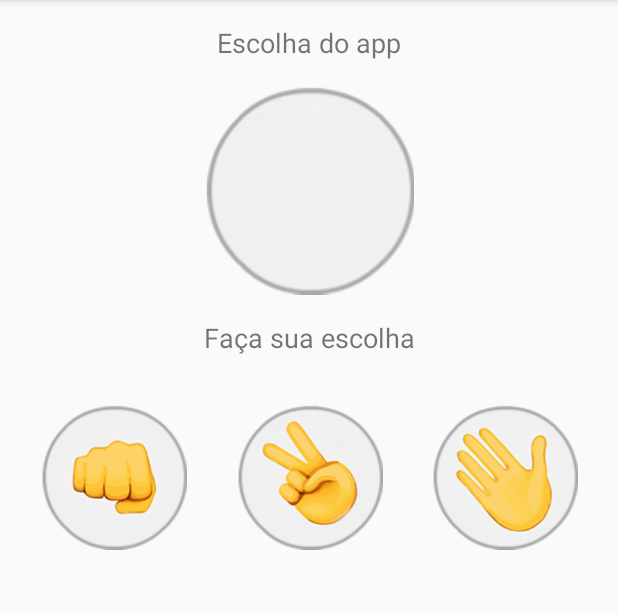
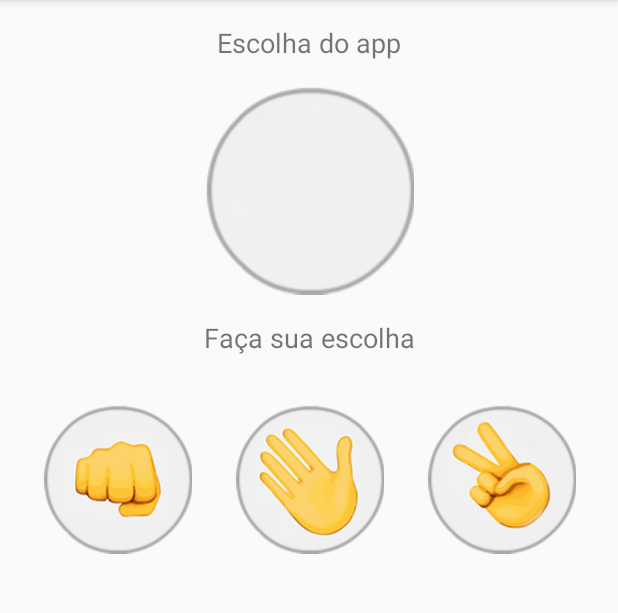
Before and after one commit to DaniloPelusci/apppedrapapeltesoura, an Android app: the screen it shows after launch (MainActivity), on a phone screen of 412 x 824 dp, the part 84-697 px from its top. Run offline under Robolectric (Android 15) with nearby library versions, the phone set to English and light mode, and no system bars.

Commit message:
Logica, Finalisado

```diff
--- a/app/src/main/res/layout/activity_main.xml
+++ b/app/src/main/res/layout/activity_main.xml
@@ -18,7 +18,7 @@
         app:layout_constraintTop_toTopOf="parent" />
 
     <ImageView
-        android:id="@+id/imageView"
+        android:id="@+id/imageRsultado"
         android:layout_width="wrap_content"
         android:layout_height="wrap_content"
         android:layout_marginTop="16dp"
@@ -28,7 +28,7 @@
         app:srcCompat="@drawable/padrao" />
 
     <TextView
-        android:id="@+id/textView2"
+        android:id="@+id/textResultado"
         android:layout_width="wrap_content"
         android:layout_height="wrap_content"
         android:layout_marginTop="16dp"
@@ -36,38 +36,42 @@
         android:textSize="18sp"
         app:layout_constraintEnd_toEndOf="parent"
         app:layout_constraintStart_toStartOf="parent"
-        app:layout_constraintTop_toBottomOf="@+id/imageView" />
+        app:layout_constraintTop_toBottomOf="@+id/imageRsultado" />
 
     <ImageView
         android:id="@+id/imageView2"
-        android:layout_width="110dp"
-        android:layout_height="97dp"
+        android:layout_width="100dp"
+        android:layout_height="100dp"
         android:layout_marginTop="32dp"
+        android:onClick="selecionadoTesoura"
         app:layout_constraintEnd_toEndOf="parent"
         app:layout_constraintHorizontal_bias="0.5"
         app:layout_constraintStart_toEndOf="@+id/imageView4"
-        app:layout_constraintTop_toBottomOf="@+id/textView2"
-        app:srcCompat="@drawable/papel" />
+        app:layout_constraintTop_toBottomOf="@+id/textResultado"
+        app:srcCompat="@drawable/tesoura" />
 
     <ImageView
         android:id="@+id/imageView3"
-        android:layout_width="110dp"
-        android:layout_height="97dp"
+        android:layout_width="100dp"
+        android:layout_height="100dp"
         android:layout_marginTop="32dp"
+        android:onClick="selecionadoPedra"
         app:layout_constraintEnd_toStartOf="@+id/imageView4"
         app:layout_constraintHorizontal_bias="0.5"
         app:layout_constraintStart_toStartOf="parent"
-        app:layout_constraintTop_toBottomOf="@+id/textView2"
+        app:layout_constraintTop_toBottomOf="@+id/textResultado"
         app:srcCompat="@drawable/pedra" />
 
     <ImageView
         android:id="@+id/imageView4"
-        android:layout_width="110dp"
-        android:layout_height="97dp"
+        android:layout_width="100dp"
+        android:layout_height="100dp"
         android:layout_marginTop="32dp"
+        android:onClick="selecionadoPapel"
         app:layout_constraintEnd_toStartOf="@+id/imageView2"
         app:layout_constraintHorizontal_bias="0.5"
         app:layout_constraintStart_toEndOf="@+id/imageView3"
-        app:layout_constraintTop_toBottomOf="@+id/textView2"
-        app:srcCompat="@drawable/tesoura" />
+        app:layout_constraintTop_toBottomOf="@+id/textResultado"
+        app:srcCompat="@drawable/papel" />
+
 </androidx.constraintlayout.widget.ConstraintLayout>
```
Also changed, not shown: app/src/main/java/com/danilopelsuci/pedrapapeltesoura/MainActivity.java (+65 -0 lines).
